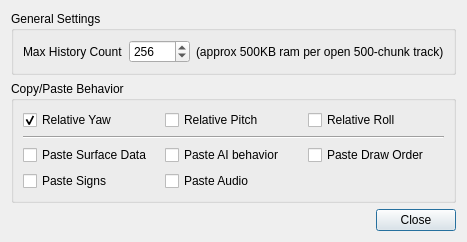
This is TrackEditor/PreferencesDialog.ui in Zizin13/Roller as Qt 5 draws it before an edit. The edited form follows.
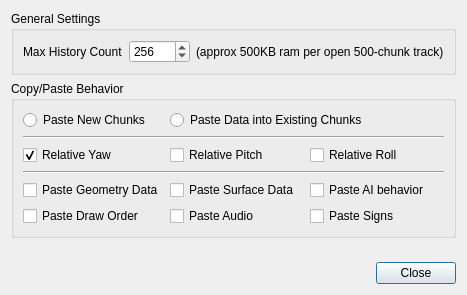
This is the edited form.

Commit message: copy/paste can now paste values into existing chunks without replacing other data

Patch:
```diff
--- a/TrackEditor/PreferencesDialog.ui
+++ b/TrackEditor/PreferencesDialog.ui
@@ -7,7 +7,7 @@
     <x>0</x>
     <y>0</y>
     <width>435</width>
-    <height>210</height>
+    <height>295</height>
    </rect>
   </property>
   <property name="windowTitle">
@@ -66,14 +66,21 @@
       <string>Copy/Paste Behavior</string>
      </property>
      <layout class="QGridLayout" name="gridLayout">
-      <item row="0" column="1">
+      <item row="2" column="1">
        <widget class="QCheckBox" name="ckRelPitch">
         <property name="text">
          <string>Relative Pitch</string>
         </property>
        </widget>
       </item>
-      <item row="0" column="0">
+      <item row="4" column="2">
+       <widget class="QCheckBox" name="ckPasteAIBehavior">
+        <property name="text">
+         <string>Paste AI behavior</string>
+        </property>
+       </widget>
+      </item>
+      <item row="2" column="0">
        <widget class="QCheckBox" name="ckRelYaw">
         <property name="text">
          <string>Relative Yaw</string>
@@ -83,55 +90,76 @@
         </property>
        </widget>
       </item>
-      <item row="0" column="2">
+      <item row="2" column="2">
        <widget class="QCheckBox" name="ckRelRoll">
         <property name="text">
          <string>Relative Roll</string>
         </property>
        </widget>
       </item>
-      <item row="1" column="0" colspan="3">
-       <widget class="Line" name="line">
-        <property name="orientation">
-         <enum>Qt::Horizontal</enum>
-        </property>
-       </widget>
-      </item>
-      <item row="2" column="0">
-       <widget class="QCheckBox" name="ckPasteSurfaceData">
-        <property name="text">
-         <string>Paste Surface Data</string>
-        </property>
-       </widget>
-      </item>
-      <item row="2" column="1">
-       <widget class="QCheckBox" name="ckPasteAIBehavior">
-        <property name="text">
-         <string>Paste AI behavior</string>
-        </property>
-       </widget>
-      </item>
-      <item row="2" column="2">
+      <item row="5" column="0">
        <widget class="QCheckBox" name="ckPasteDrawOrder">
         <property name="text">
          <string>Paste Draw Order</string>
         </property>
        </widget>
       </item>
-      <item row="3" column="0">
+      <item row="4" column="0">
+       <widget class="QCheckBox" name="ckPasteGeometry">
+        <property name="text">
+         <string>Paste Geometry Data</string>
+        </property>
+       </widget>
+      </item>
+      <item row="0" column="0">
+       <widget class="QRadioButton" name="rbPasteNew">
+        <property name="text">
+         <string>Paste New Chunks</string>
+        </property>
+       </widget>
+      </item>
+      <item row="5" column="2">
        <widget class="QCheckBox" name="ckPasteSigns">
         <property name="text">
          <string>Paste Signs</string>
         </property>
        </widget>
       </item>
-      <item row="3" column="1">
+      <item row="0" column="1" colspan="2">
+       <widget class="QRadioButton" name="rbPasteData">
+        <property name="text">
+         <string>Paste Data into Existing Chunks</string>
+        </property>
+       </widget>
+      </item>
+      <item row="3" column="0" colspan="3">
+       <widget class="Line" name="line">
+        <property name="orientation">
+         <enum>Qt::Horizontal</enum>
+        </property>
+       </widget>
+      </item>
+      <item row="5" column="1">
        <widget class="QCheckBox" name="ckPasteAudio">
         <property name="text">
          <string>Paste Audio</string>
         </property>
        </widget>
       </item>
+      <item row="4" column="1">
+       <widget class="QCheckBox" name="ckPasteSurfaceData">
+        <property name="text">
+         <string>Paste Surface Data</string>
+        </property>
+       </widget>
+      </item>
+      <item row="1" column="0" colspan="3">
+       <widget class="Line" name="line_2">
+        <property name="orientation">
+         <enum>Qt::Horizontal</enum>
+        </property>
+       </widget>
+      </item>
      </layout>
     </widget>
    </item>
```
The commit also changes 4 other files.
